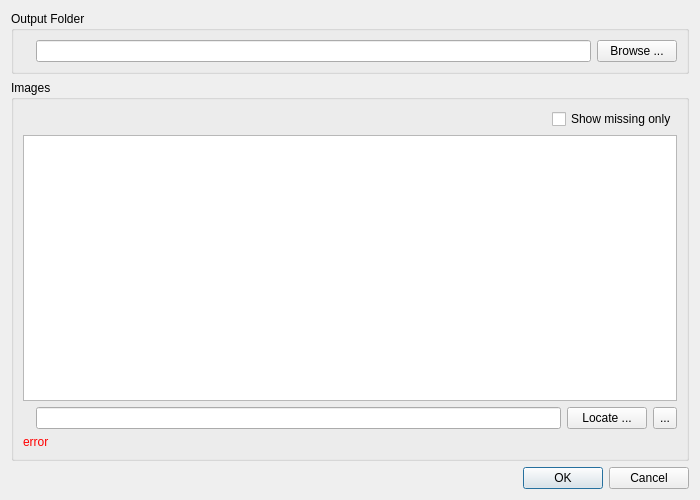
Old version of the form src/app/RelinkingDialog.ui in the repository 2ndmax/scantailor-ocr.
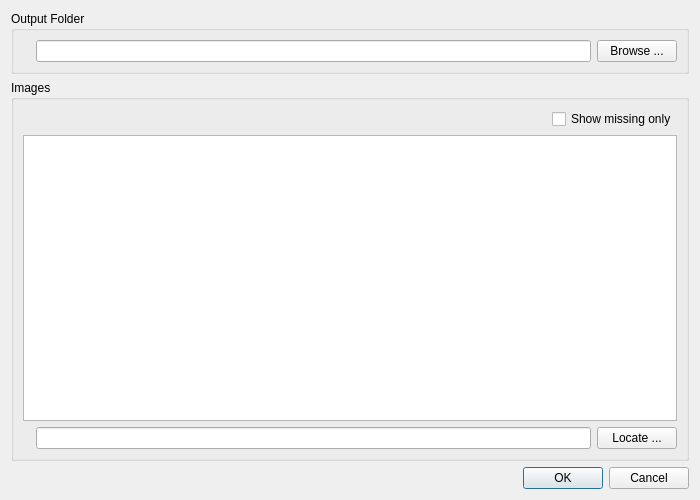
New version of the form. Icons and pictures are not drawn.

Commit message: app: apply relinkings at once and reject merging ones, drop undo

```diff
--- a/src/app/RelinkingDialog.ui
+++ b/src/app/RelinkingDialog.ui
@@ -123,81 +123,8 @@
           </property>
          </widget>
         </item>
-        <item>
-         <widget class="QToolButton" name="undoButton">
-          <property name="sizePolicy">
-           <sizepolicy hsizetype="Preferred" vsizetype="Preferred">
-            <horstretch>0</horstretch>
-            <verstretch>0</verstretch>
-           </sizepolicy>
-          </property>
-          <property name="toolTip">
-           <string>Undo</string>
-          </property>
-          <property name="text">
-           <string>...</string>
-          </property>
-          <property name="icon">
-           <iconset resource="../resources/resources.qrc">
-            <normaloff>:/icons/undo.svg</normaloff>:/icons/undo.svg</iconset>
-          </property>
-         </widget>
-        </item>
        </layout>
       </item>
-        <item>
-         <widget class="QLabel" name="errorLabel">
-          <property name="sizePolicy">
-           <sizepolicy hsizetype="Expanding" vsizetype="Preferred">
-            <horstretch>0</horstretch>
-            <verstretch>0</verstretch>
-           </sizepolicy>
-          </property>
-          <property name="palette">
-           <palette>
-            <active>
-             <colorrole role="WindowText">
-              <brush brushstyle="SolidPattern">
-               <color alpha="255">
-                <red>255</red>
-                <green>0</green>
-                <blue>0</blue>
-               </color>
-              </brush>
-             </colorrole>
-            </active>
-            <inactive>
-             <colorrole role="WindowText">
-              <brush brushstyle="SolidPattern">
-               <color alpha="255">
-                <red>255</red>
-                <green>0</green>
-                <blue>0</blue>
-               </color>
-              </brush>
-             </colorrole>
-            </inactive>
-            <disabled>
-             <colorrole role="WindowText">
-              <brush brushstyle="SolidPattern">
-               <color alpha="255">
-                <red>120</red>
-                <green>120</green>
-                <blue>120</blue>
-               </color>
-              </brush>
-             </colorrole>
-            </disabled>
-           </palette>
-          </property>
-          <property name="text">
-           <string notr="true">error</string>
-          </property>
-          <property name="wordWrap">
-           <bool>true</bool>
-          </property>
-         </widget>
-        </item>
      </layout>
     </widget>
    </item>
```
The commit also changes 6 other files.
